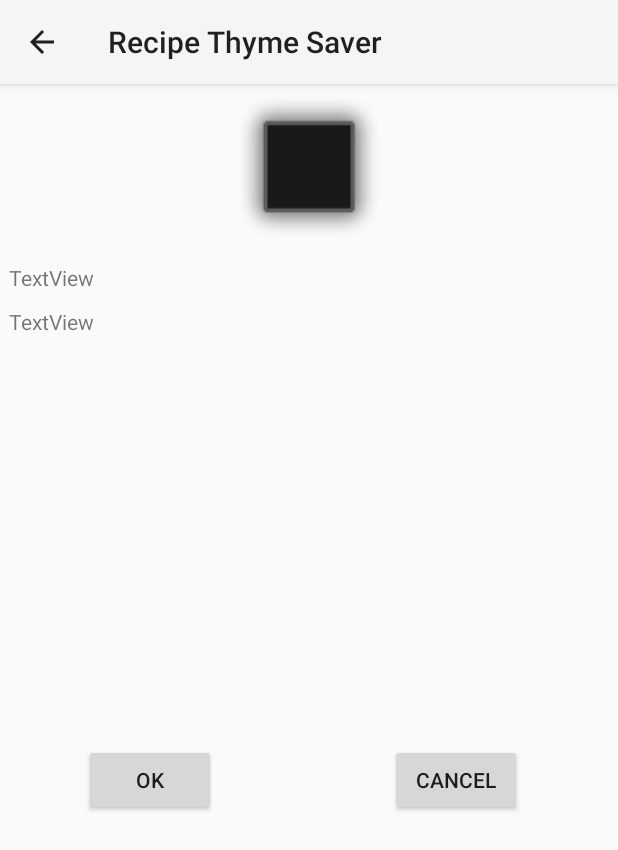
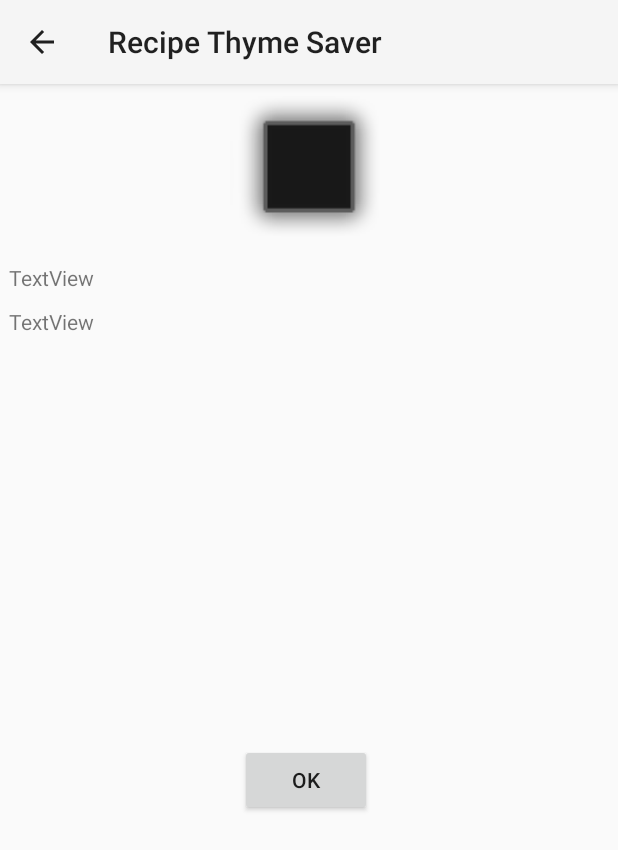
Before and after one commit to saurabhp96/Capstone18, an Android app: the Recipe_Display screen opened directly, with no data from a screen before it, on a phone screen of 412 x 824 dp. Shown: the top 850 px of the screen. Run offline under Robolectric (Android 15) with nearby library versions, the phone set to English and light mode, and no system bars; 3 statements that could not run were skipped.

Commit message:
Cancel button deleted from recipe display.

```diff
--- a/app/src/main/java/com/example/capstone18/capstone/Recipe_Display.java
+++ b/app/src/main/java/com/example/capstone18/capstone/Recipe_Display.java
@@ -81,5 +81,4 @@ public class Recipe_Display extends AppCompatActivity {
 
     }
 
-    public void cancelPressed(View v){setResult(RESULT_CANCELED); finish();}
 }
--- a/app/src/main/java/com/example/capstone18/capstone/Recipes.java
+++ b/app/src/main/java/com/example/capstone18/capstone/Recipes.java
@@ -53,8 +53,8 @@ public class Recipes extends AppCompatActivity {
     Intent intent;
     private List<Ingredient> pantryIngredients;
 
-    //public String apiKey = "q0hVswUOhPmshMS5UZnQXk135TMap1SZItBjsnH12TyNDbPxzx"; //P
-    private String apiKey = "K3hkrfTbpzmshEjPqJ39L31yWXRvp1d3ZvujsnWgbJAHZITIep"; // S
+    public String apiKey = "q0hVswUOhPmshMS5UZnQXk135TMap1SZItBjsnH12TyNDbPxzx"; //P
+    //private String apiKey = "K3hkrfTbpzmshEjPqJ39L31yWXRvp1d3ZvujsnWgbJAHZITIep"; // S
     private String apiHost = "spoonacular-recipe-food-nutrition-v1.p.mashape.com";
 
     public String urlBase = "https://spoonacular-recipe-food-nutrition-v1.p.mashape.com/recipes/searchComplex?limitLicense=false&fillIngredients=true&offset=0&number=15&instructionsRequired=true&addRecipeInformation=true&ranking=0";
--- a/app/src/main/res/layout/activity_recipe__display.xml
+++ b/app/src/main/res/layout/activity_recipe__display.xml
@@ -58,24 +58,12 @@
             android:layout_width="wrap_content"
             android:layout_height="wrap_content"
             android:layout_marginBottom="8dp"
-            android:layout_marginStart="56dp"
+            android:layout_marginStart="160dp"
             android:onClick="okPressed"
             android:text="@android:string/yes"
-            app:layout_constraintTop_toBottomOf="@+id/recipe_instructions"
             app:layout_constraintBottom_toBottomOf="parent"
-            app:layout_constraintStart_toStartOf="parent" />
-
-        <Button
-            android:id="@+id/button4"
-            android:layout_width="wrap_content"
-            android:layout_height="wrap_content"
-            android:layout_marginBottom="8dp"
-            android:layout_marginStart="116dp"
-            android:onClick="cancelPressed"
-            android:text="@android:string/no"
-            app:layout_constraintTop_toBottomOf="@+id/recipe_instructions"
-            app:layout_constraintBottom_toBottomOf="parent"
-            app:layout_constraintStart_toEndOf="@+id/button3" />
+            app:layout_constraintStart_toStartOf="parent"
+            app:layout_constraintTop_toBottomOf="@+id/recipe_instructions" />
 
     </android.support.constraint.ConstraintLayout>
 </ScrollView>
--- a/app/src/main/res/values/strings.xml
+++ b/app/src/main/res/values/strings.xml
@@ -26,7 +26,7 @@
         <item>Italian</item>
         <item>Chinese</item>
         <item>French</item>
-        <item>Eastern European</item>
+        <item>Greek</item>
         <item>Korean</item>
         <item>Mexican</item>
         <item>Japanese</item>
```
